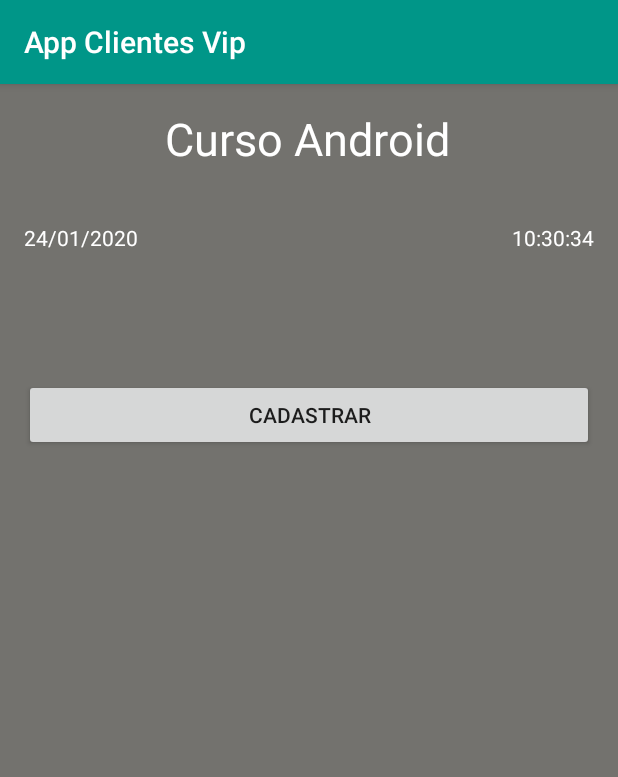
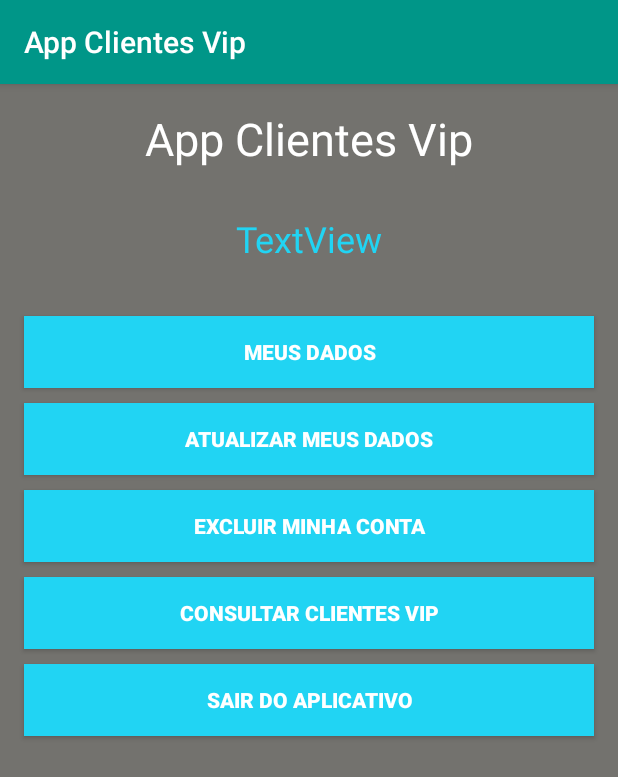
Before and after one commit to bycrr/AppClienteVip-v1, an Android app: the MainActivity screen opened directly, with no data from a screen before it, on a phone screen of 412 x 824 dp. Shown: the top 777 px of the screen. Run offline under Robolectric (Android 15) with nearby library versions, the phone set to English and light mode, and no system bars.

Commit message:
Criando botões tela menu

```diff
--- a/app/src/main/java/br/com/bycrr/v1/appclientevip/view/ClientePessoaFisicaActivity.java
+++ b/app/src/main/java/br/com/bycrr/v1/appclientevip/view/ClientePessoaFisicaActivity.java
@@ -32,7 +32,7 @@ public class ClientePessoaFisicaActivity extends AppCompatActivity {
   // criar variáveis de tela
   EditText editCPF, editNomeCompleto;
   Button btnSalvarConcluir, btnVoltar, btnCancelar;
-  boolean isFormularioOk;
+  boolean isFormularioOk, isPessoaFisica;
 
   @Override
   protected void onCreate(Bundle savedInstanceState) {
@@ -48,7 +48,14 @@ public class ClientePessoaFisicaActivity extends AppCompatActivity {
           novoClientePF.setCpf(editCPF.getText().toString());
           novoClientePF.setNomeCompleto(editNomeCompleto.getText().toString());
           salvarSharedPreferences();
-          Intent intent = new Intent(ClientePessoaFisicaActivity.this, CredencialAcessoActivity.class);
+          Intent intent;
+
+          if(isPessoaFisica) {
+            intent = new Intent(ClientePessoaFisicaActivity.this, CredencialAcessoActivity.class);
+
+          } else {
+            intent = new Intent(ClientePessoaFisicaActivity.this, ClientePessoaJuridicaActivity.class);
+          }
           startActivity(intent);
         }
       }
@@ -129,6 +136,6 @@ public class ClientePessoaFisicaActivity extends AppCompatActivity {
 
   private void restaurarSharedPreferences() {
     preferences = getSharedPreferences(AppUtil.PREF_APP, MODE_PRIVATE);
-    //isPessoaFisica = preferences.getBoolean("pessoaFisica", false);
+    isPessoaFisica = preferences.getBoolean("pessoaFisica", true);
   }
 }
--- a/app/src/main/java/br/com/bycrr/v1/appclientevip/view/ClienteVipActivity.java
+++ b/app/src/main/java/br/com/bycrr/v1/appclientevip/view/ClienteVipActivity.java
@@ -50,15 +50,16 @@ public class ClienteVipActivity extends AppCompatActivity {
           novoVip.setPessoaFisica(isPessoaFisica);
           salvarSharedPreferences();
 
-          if(isPessoaFisica) {
+          //if(isPessoaFisica) {
             // tela de cadastro do CPF
             Intent intent = new Intent(ClienteVipActivity.this, ClientePessoaFisicaActivity.class);
             startActivity(intent);
-          } else {
+
+          /*} else {
             // tela de cadastro do CNPJ
             Intent intent = new Intent(ClienteVipActivity.this, ClientePessoaJuridicaActivity.class);
             startActivity(intent);
-          }
+          }*/
         }
       }
     });
--- a/app/src/main/java/br/com/bycrr/v1/appclientevip/view/LoginActivity.java
+++ b/app/src/main/java/br/com/bycrr/v1/appclientevip/view/LoginActivity.java
@@ -27,7 +27,7 @@ import br.com.bycrr.v1.appclientevip.model.Cliente;
 public class LoginActivity extends AppCompatActivity {
 
   // declarar objetos e variáveis
-  Cliente clienteFake;
+  Cliente clienteSalvo;
   boolean isFormularioOk, isLembrarSenha;
   private SharedPreferences preferences;
 
@@ -116,7 +116,7 @@ public class LoginActivity extends AppCompatActivity {
   }
 
   private boolean validarDadosUsuario() {
-    return ClienteController.validarDadosCliente(clienteFake, editEmail.getText().toString(), editSenha.getText().toString());
+    return ClienteController.validarDadosCliente(clienteSalvo, editEmail.getText().toString(), editSenha.getText().toString());
   }
 
   private boolean validarFormulario() {
@@ -144,7 +144,8 @@ public class LoginActivity extends AppCompatActivity {
     btnAcessar = findViewById(R.id.btnAcessar);
     btnSejaVip = findViewById(R.id.btnSejaVip);
     isFormularioOk = false;
-    clienteFake = ClienteController.getClienteFake();
+    //clienteFake = ClienteController.getClienteFake();
+    clienteSalvo = new Cliente();
     restaurarSharedPreferences();
   }
 
@@ -163,5 +164,11 @@ public class LoginActivity extends AppCompatActivity {
   private void restaurarSharedPreferences() {
     preferences = getSharedPreferences(AppUtil.PREF_APP, MODE_PRIVATE);
     isLembrarSenha = preferences.getBoolean("loginAutomatico", false);
+    clienteSalvo.setEmail(preferences.getString("email", "erro"));
+    clienteSalvo.setSenha(preferences.getString("senha", "erro"));
+    clienteSalvo.setPrimeiroNome(preferences.getString("primeiroNome", "erro"));
+    clienteSalvo.setSobrenome(preferences.getString("sobrenome", "erro"));
+    clienteSalvo.setPessoaFisica(preferences.getBoolean("pessoaFisica", false));
+    isLembrarSenha = preferences.getBoolean("loginAutomatico", false);
   }
 }
--- a/app/src/main/java/br/com/bycrr/v1/appclientevip/view/MainActivity.java
+++ b/app/src/main/java/br/com/bycrr/v1/appclientevip/view/MainActivity.java
@@ -22,9 +22,9 @@ public class MainActivity extends AppCompatActivity {
     super.onCreate(savedInstanceState);
     setContentView(R.layout.activity_main);
 
-    txtTitulo = findViewById(R.id.txtTitulo);
-    txtDataAtual = findViewById(R.id.textDataAtual);
-    txtHoraAtual = findViewById(R.id.textHoraAtual);
+    /*txtTitulo = findViewById(R.id.txtTitulo);
+    txtDataAtual = findViewById(R.id.txt);
+    txtHoraAtual = findViewById(R.id.txtHoraAtual);
     btnCadastro = findViewById(R.id.btnCadastro);
     txtTitulo.setText("Curso Android");
     txtTitulo.setTextColor(getResources().getColor(R.color.colorTextView));
@@ -37,6 +37,6 @@ public class MainActivity extends AppCompatActivity {
         Intent iTelaCadastro = new Intent(MainActivity.this, CredencialAcessoActivity.class);
         startActivity(iTelaCadastro);
       }
-    });
+    });*/
   }
 }
--- a/app/src/main/res/layout/activity_main.xml
+++ b/app/src/main/res/layout/activity_main.xml
@@ -12,15 +12,101 @@
     android:layout_width="wrap_content"
     android:layout_height="wrap_content"
     android:layout_marginTop="16dp"
-    android:text="@string/txt_titulo"
+    android:text="@string/app_name"
     android:textColor="@color/colorTextView"
     android:textSize="30sp"
     app:layout_constraintEnd_toEndOf="parent"
-    app:layout_constraintHorizontal_bias="0.496"
     app:layout_constraintStart_toStartOf="parent"
     app:layout_constraintTop_toTopOf="parent" />
 
   <TextView
+    android:id="@+id/textNomeCliente"
+    android:layout_width="wrap_content"
+    android:layout_height="wrap_content"
+    android:layout_marginTop="30sp"
+    android:text="TextView"
+    android:textColor="@color/colorAzul"
+    android:textSize="24sp"
+    app:layout_constraintEnd_toEndOf="parent"
+    app:layout_constraintStart_toStartOf="parent"
+    app:layout_constraintTop_toBottomOf="@+id/txtTitulo" />
+
+  <Button
+    android:id="@+id/btnMeusDados"
+    android:layout_width="match_parent"
+    android:layout_height="wrap_content"
+    android:layout_marginStart="16dp"
+    android:layout_marginTop="35sp"
+    android:layout_marginEnd="16dp"
+    android:background="@color/colorAzul"
+    android:text="@string/btnMeusDados"
+    android:textColor="@color/colorTextView"
+    android:textStyle="bold"
+    app:layout_constraintEnd_toEndOf="parent"
+    app:layout_constraintStart_toStartOf="parent"
+    app:layout_constraintTop_toBottomOf="@+id/textNomeCliente" />
+
+  <Button
+    android:id="@+id/btnAtualizarMeusDados"
+    android:layout_width="match_parent"
+    android:layout_height="wrap_content"
+    android:layout_marginStart="16dp"
+    android:layout_marginTop="10dp"
+    android:layout_marginEnd="16dp"
+    android:background="@color/colorAzul"
+    android:text="@string/btnAtualizarMeusDados"
+    android:textColor="@color/colorTextView"
+    android:textStyle="bold"
+    app:layout_constraintEnd_toEndOf="parent"
+    app:layout_constraintStart_toStartOf="parent"
+    app:layout_constraintTop_toBottomOf="@+id/btnMeusDados" />
+
+  <Button
+    android:id="@+id/btnExcluirMinhaConta"
+    android:layout_width="match_parent"
+    android:layout_height="wrap_content"
+    android:layout_marginStart="16dp"
+    android:layout_marginTop="10dp"
+    android:layout_marginEnd="16dp"
+    android:background="@color/colorAzul"
+    android:text="@string/btnExcluirMinhaConta"
+    android:textColor="@color/colorTextView"
+    android:textStyle="bold"
+    app:layout_constraintEnd_toEndOf="parent"
+    app:layout_constraintStart_toStartOf="parent"
+    app:layout_constraintTop_toBottomOf="@+id/btnAtualizarMeusDados" />
+
+  <Button
+    android:id="@+id/btnConsultarClientesVip"
+    android:layout_width="match_parent"
+    android:layout_height="wrap_content"
+    android:layout_marginStart="16dp"
+    android:layout_marginTop="10dp"
+    android:layout_marginEnd="16dp"
+    android:background="@color/colorAzul"
+    android:text="@string/btnConsultarClientesVip"
+    android:textColor="@color/colorTextView"
+    android:textStyle="bold"
+    app:layout_constraintEnd_toEndOf="parent"
+    app:layout_constraintStart_toStartOf="parent"
+    app:layout_constraintTop_toBottomOf="@+id/btnExcluirMinhaConta" />
+
+  <Button
+    android:id="@+id/btnSairAplicativo"
+    android:layout_width="match_parent"
+    android:layout_height="wrap_content"
+    android:layout_marginStart="16dp"
+    android:layout_marginTop="10dp"
+    android:layout_marginEnd="16dp"
+    android:background="@color/colorAzul"
+    android:text="@string/btnSairAplicativo"
+    android:textColor="@color/colorTextView"
+    android:textStyle="bold"
+    app:layout_constraintEnd_toEndOf="parent"
+    app:layout_constraintStart_toStartOf="parent"
+    app:layout_constraintTop_toBottomOf="@+id/btnConsultarClientesVip" />
+
+  <!--TextView
     android:id="@+id/textDataAtual"
     android:layout_width="wrap_content"
     android:layout_height="wrap_content"
@@ -44,13 +130,13 @@
     app:layout_constraintEnd_toEndOf="parent"
     app:layout_constraintHorizontal_bias="1.0"
     app:layout_constraintStart_toEndOf="@+id/textDataAtual"
-    app:layout_constraintTop_toBottomOf="@+id/txtTitulo" />
+    app:layout_constraintTop_toBottomOf="@+id/txtTitulo" /-->
 
-  <Button
+  <!--Button
     android:id="@+id/btnCadastro"
     android:layout_width="match_parent"
     android:layout_height="wrap_content"
-    android:layout_marginTop="140dp"
+    android:layout_marginTop="116dp"
     android:layout_marginLeft="16dp"
     android:layout_marginRight="16dp"
     android:layout_marginStart="16dp"
@@ -59,6 +145,6 @@
     app:layout_constraintEnd_toEndOf="parent"
     app:layout_constraintHorizontal_bias="0.498"
     app:layout_constraintStart_toStartOf="parent"
-    app:layout_constraintTop_toBottomOf="@+id/txtTitulo" />
+    app:layout_constraintTop_toBottomOf="@+id/txtTitulo" /-->
 
 </androidx.constraintlayout.widget.ConstraintLayout>
--- a/app/src/main/res/values/colors.xml
+++ b/app/src/main/res/values/colors.xml
@@ -5,7 +5,7 @@
   <color name="colorAccent">#E91E63</color>
   <color name="colorTextView">#FFFFFF</color>
   <color name="colorBackground">#73726E</color>
-  <color name="colorAzul">#2196F3</color>
+  <color name="colorAzul">#FF21D4F3</color>
   <color name="colorVerde">#4CAF50</color>
 
 </resources>
--- a/app/src/main/res/values/strings.xml
+++ b/app/src/main/res/values/strings.xml
@@ -50,4 +50,9 @@
   <string name="txtMEI">MEI</string>
   <string name="btnRecuperar">Recuperar</string>
   <string name="txtFinalizacaoCadastro">Credenciais de Acesso</string>
+  <string name="btnMeusDados">Meus Dados</string>
+  <string name="btnAtualizarMeusDados">Atualizar Meus Dados</string>
+  <string name="btnExcluirMinhaConta">Excluir Minha Conta</string>
+  <string name="btnConsultarClientesVip">Consultar Clientes Vip</string>
+  <string name="btnSairAplicativo">Sair do Aplicativo</string>
 </resources>
```
